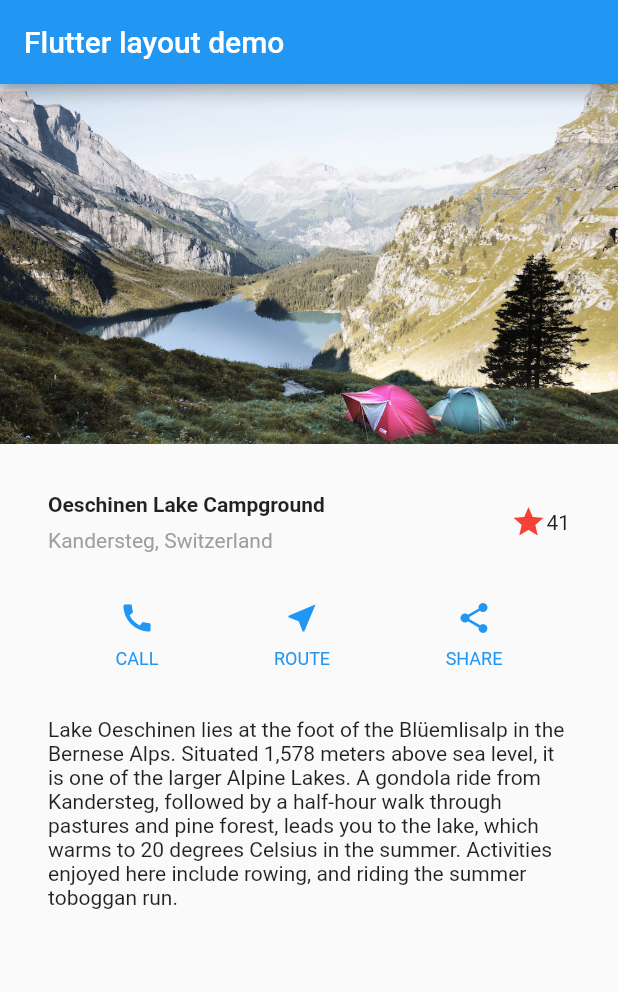
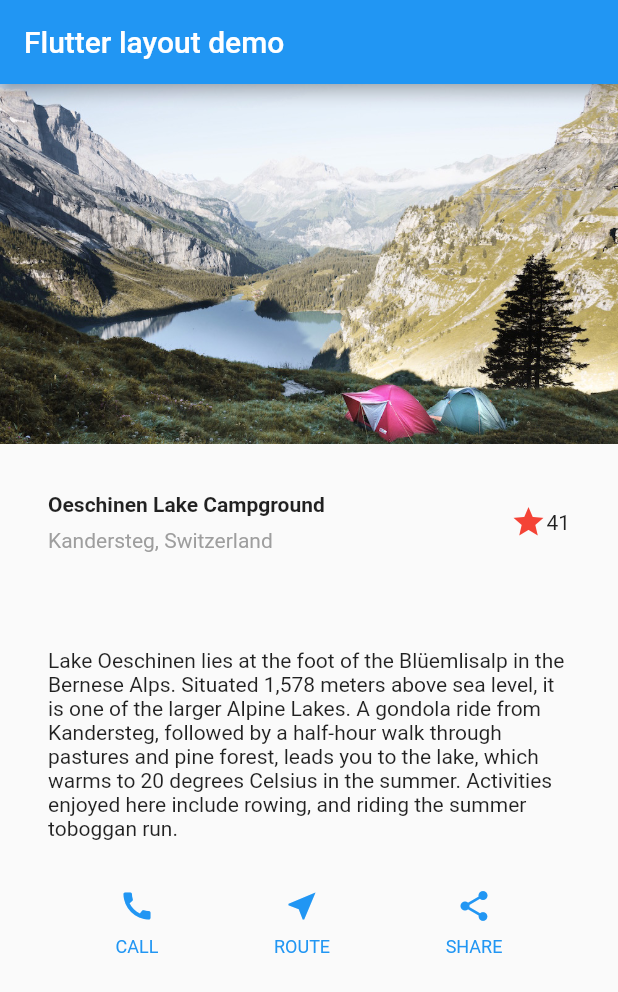
Before and after one commit to BU-Spark/tutorial-flutter-101, a Flutter app: the screen it shows after launch, on a phone screen of 412 x 824 dp. Shown: the top 992 px of the screen. Run offline on Flutter 3.47's test engine with Material 2 defaults, Android fonts, the phone set to English and light mode, and no system bars.

Commit message:
reorganized code

```diff
--- /dev/null
+++ b/lib/camping_title_section.dart
@@ -0,0 +1,48 @@
+import 'package:flutter/material.dart';
+
+class CampingTitle extends StatelessWidget {
+  const CampingTitle({
+    Key? key,
+  }) : super(key: key);
+
+  @override
+  Widget build(BuildContext context) {
+    return Container(
+      padding: const EdgeInsets.all(32),
+      child: Row(
+        children: [
+          Expanded(
+            /*1*/
+            child: Column(
+              crossAxisAlignment: CrossAxisAlignment.start,
+              children: [
+                /*2*/
+                Container(
+                  padding: const EdgeInsets.only(bottom: 8),
+                  child: const Text(
+                    'Oeschinen Lake Campground',
+                    style: TextStyle(
+                      fontWeight: FontWeight.bold,
+                    ),
+                  ),
+                ),
+                Text(
+                  'Kandersteg, Switzerland',
+                  style: TextStyle(
+                    color: Colors.grey[500],
+                  ),
+                ),
+              ],
+            ),
+          ),
+          /*3*/
+          Icon(
+            Icons.star,
+            color: Colors.red[500],
+          ),
+          const Text('41'),
+        ],
+      ),
+    );
+  }
+}
--- /dev/null
+++ b/lib/content_section.dart
@@ -0,0 +1,21 @@
+import 'package:flutter/material.dart';
+
+class ContentSection extends StatelessWidget {
+  const ContentSection({Key? key}) : super(key: key);
+
+  @override
+  Widget build(BuildContext context) {
+    return const Padding(
+      padding: EdgeInsets.all(32),
+      child: Text(
+        'Lake Oeschinen lies at the foot of the Blüemlisalp in the Bernese '
+        'Alps. Situated 1,578 meters above sea level, it is one of the '
+        'larger Alpine Lakes. A gondola ride from Kandersteg, followed by a '
+        'half-hour walk through pastures and pine forest, leads you to the '
+        'lake, which warms to 20 degrees Celsius in the summer. Activities '
+        'enjoyed here include rowing, and riding the summer toboggan run.',
+        softWrap: true,
+      ),
+    );
+  }
+}
--- /dev/null
+++ b/lib/custom_button.dart
@@ -0,0 +1,36 @@
+import 'package:flutter/material.dart';
+
+class CustomButton extends StatelessWidget {
+  const CustomButton({
+    Key? key,
+    required this.color,
+    required this.icon,
+    required this.label,
+  }) : super(key: key);
+
+  final Color color;
+  final IconData icon;
+  final String label;
+
+  @override
+  Widget build(BuildContext context) {
+    return Column(
+      mainAxisSize: MainAxisSize.min,
+      mainAxisAlignment: MainAxisAlignment.center,
+      children: [
+        Icon(icon, color: color),
+        Container(
+          margin: const EdgeInsets.only(top: 8),
+          child: Text(
+            label,
+            style: TextStyle(
+              fontSize: 12,
+              fontWeight: FontWeight.w400,
+              color: color,
+            ),
+          ),
+        ),
+      ],
+    );
+  }
+}
--- a/lib/main.dart
+++ b/lib/main.dart
@@ -1,4 +1,8 @@
 import 'package:flutter/material.dart';
+import 'package:layout/content_section.dart';
+
+import 'camping_title_section.dart';
+import 'custom_button.dart';
 // Uncomment lines 7 and 10 to view the visual layout at runtime.
 // import 'package:flutter/rendering.dart' show debugPaintSizeEnabled;
 
@@ -12,67 +16,7 @@ class MyApp extends StatelessWidget {
 
   @override
   Widget build(BuildContext context) {
-    Widget titleSection = Container(
-      padding: const EdgeInsets.all(32),
-      child: Row(
-        children: [
-          Expanded(
-            /*1*/
-            child: Column(
-              crossAxisAlignment: CrossAxisAlignment.start,
-              children: [
-                /*2*/
-                Container(
-                  padding: const EdgeInsets.only(bottom: 8),
-                  child: const Text(
-                    'Oeschinen Lake Campground',
-                    style: TextStyle(
-                      fontWeight: FontWeight.bold,
-                    ),
-                  ),
-                ),
-                Text(
-                  'Kandersteg, Switzerland',
-                  style: TextStyle(
-                    color: Colors.grey[500],
-                  ),
-                ),
-              ],
-            ),
-          ),
-          /*3*/
-          Icon(
-            Icons.star,
-            color: Colors.red[500],
-          ),
-          const Text('41'),
-        ],
-      ),
-    );
-
     Color color = Theme.of(context).primaryColor;
-
-    Widget buttonSection = Row(
-      mainAxisAlignment: MainAxisAlignment.spaceEvenly,
-      children: [
-        _buildButtonColumn(color, Icons.call, 'CALL'),
-        _buildButtonColumn(color, Icons.near_me, 'ROUTE'),
-        _buildButtonColumn(color, Icons.share, 'SHARE'),
-      ],
-    );
-
-    Widget textSection = const Padding(
-      padding: EdgeInsets.all(32),
-      child: Text(
-        'Lake Oeschinen lies at the foot of the Blüemlisalp in the Bernese '
-        'Alps. Situated 1,578 meters above sea level, it is one of the '
-        'larger Alpine Lakes. A gondola ride from Kandersteg, followed by a '
-        'half-hour walk through pastures and pine forest, leads you to the '
-        'lake, which warms to 20 degrees Celsius in the summer. Activities '
-        'enjoyed here include rowing, and riding the summer toboggan run.',
-        softWrap: true,
-      ),
-    );
 
     return MaterialApp(
       title: 'Flutter layout demo',
@@ -88,33 +32,19 @@ class MyApp extends StatelessWidget {
               height: 240,
               fit: BoxFit.cover,
             ),
-            titleSection,
-            buttonSection,
-            textSection,
+            const CampingTitle(),
+            const ContentSection(),
+            Row(
+              mainAxisAlignment: MainAxisAlignment.spaceEvenly,
+              children: [
+                CustomButton(color: color, icon: Icons.call, label: 'CALL'),
+                CustomButton(color: color, icon: Icons.near_me, label: 'ROUTE'),
+                CustomButton(color: color, icon: Icons.share, label: 'SHARE'),
+              ],
+            ),
           ],
         ),
       ),
     );
   }
-
-  Column _buildButtonColumn(Color color, IconData icon, String label) {
-    return Column(
-      mainAxisSize: MainAxisSize.min,
-      mainAxisAlignment: MainAxisAlignment.center,
-      children: [
-        Icon(icon, color: color),
-        Container(
-          margin: const EdgeInsets.only(top: 8),
-          child: Text(
-            label,
-            style: TextStyle(
-              fontSize: 12,
-              fontWeight: FontWeight.w400,
-              color: color,
-            ),
-          ),
-        ),
-      ],
-    );
-  }
 }
```
